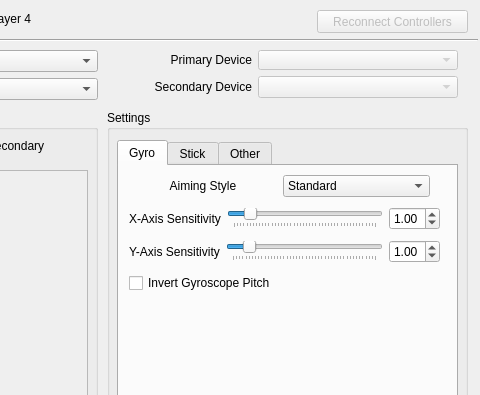
Qt form ui/1964_config.ui (TauAkiou/n64emu-SDL2GyroInjector) before a commit; both pictures show x 283 to 763 and y 0 to 395 of the 763 by 797 pixel window.
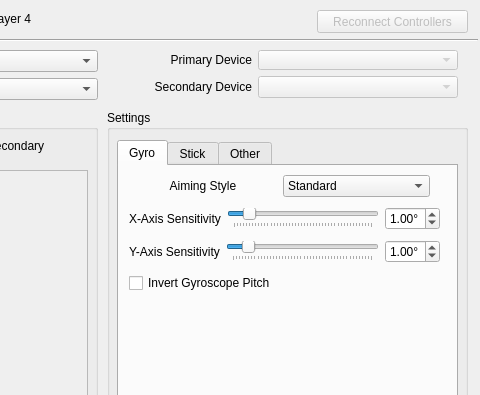
The same form after that commit. The open tabs and pages were chosen to show the change.

The edit to the form file:
```diff
--- a/ui/1964_config.ui
+++ b/ui/1964_config.ui
@@ -535,6 +535,9 @@
          </item>
          <item>
           <widget class="QDoubleSpinBox" name="playerSettingsTabGyroYAxisSensitivitySpinbox">
+           <property name="suffix">
+            <string>°</string>
+           </property>
            <property name="minimum">
             <double>0.500000000000000</double>
            </property>
@@ -612,6 +615,9 @@
          </item>
          <item>
           <widget class="QDoubleSpinBox" name="playerSettingsTabGyroXAxisSensitivitySpinbox">
+           <property name="suffix">
+            <string>°</string>
+           </property>
            <property name="minimum">
             <double>0.500000000000000</double>
            </property>
```
Left out of the diff: 87 changed lines with no effect on the pictures.
